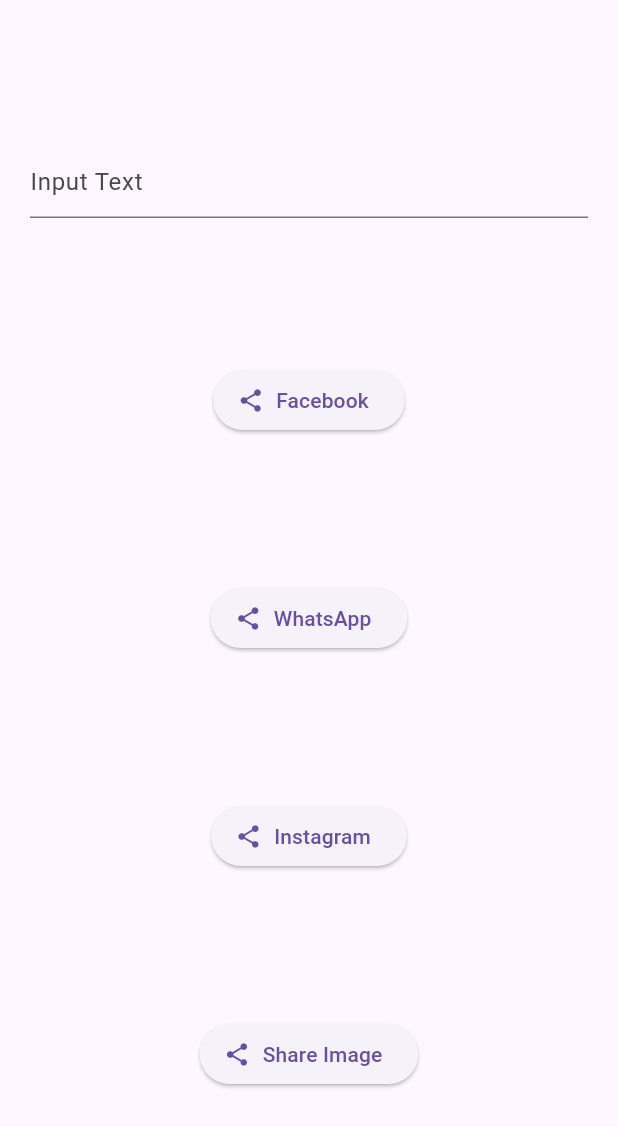
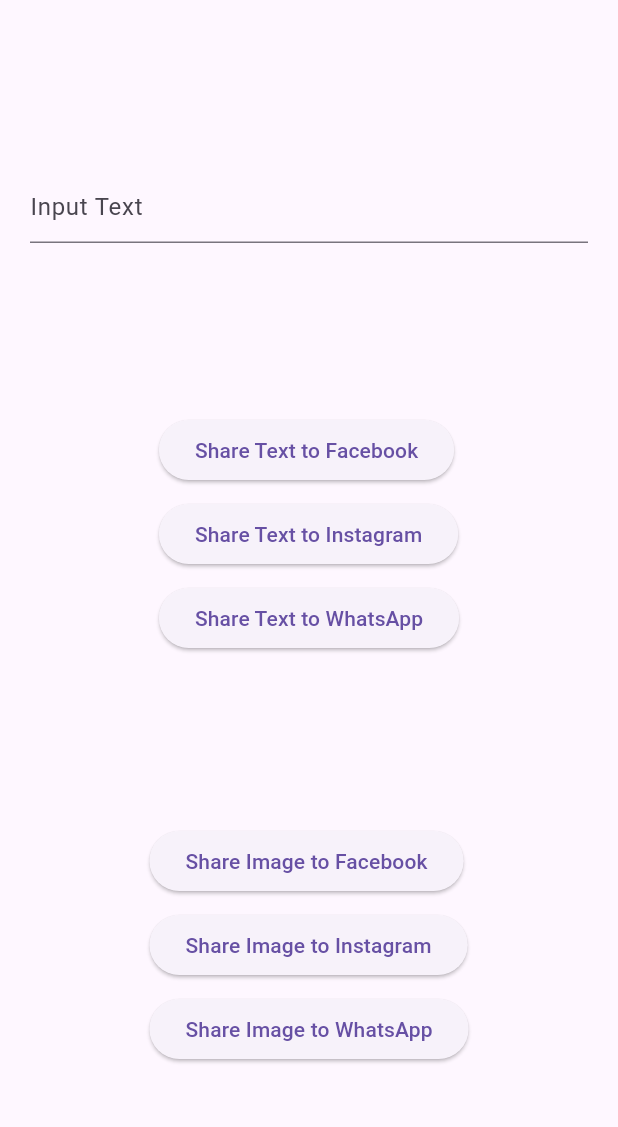
Before and after one commit to chusamasadiq/Flutter-ShareIntent, a Flutter app: the screen it shows after launch, on a phone screen of 412 x 824 dp. Shown: the top 1127 px of the screen. Run offline on Flutter 3.47's test engine with Material 3 defaults, Android fonts, the phone set to English and light mode, and no system bars.

Commit message:
updated UI

```diff
--- a/lib/main.dart
+++ b/lib/main.dart
@@ -26,8 +26,7 @@
   Widget build(BuildContext context) {
     return MaterialApp(
       home: Scaffold(
-        body: Center(
-          child: Padding(
+        body: Padding(
           padding: const EdgeInsets.symmetric(horizontal: 20.0),
           child: Column(
             mainAxisAlignment: MainAxisAlignment.spaceEvenly,
@@ -36,56 +35,60 @@
                 controller: inputController,
                 decoration: const InputDecoration(hintText: 'Input Text'),
               ),
-                ElevatedButton.icon(
-                  onPressed: () => sendDataToNative(
-                      inputController.text.toString(), 'Facebook'),
-                  icon: const Icon(Icons.share),
-                  label: const Text('Facebook'),
+              Wrap(
+                runSpacing: 8,
+                children: [
+                  _buildShareButton(
+                      'Share Text to Facebook', () => _shareText('Facebook')),
+                  _buildShareButton(
+                      'Share Text to Instagram', () => _shareText('Instagram')),
+                  _buildShareButton(
+                      'Share Text to WhatsApp', () => _shareText('WhatsApp')),
+                ],
               ),
-                ElevatedButton.icon(
-                  onPressed: () => sendDataToNative(
-                      inputController.text.toString(), 'WhatsApp'),
-                  icon: const Icon(Icons.share),
-                  label: const Text('WhatsApp'),
-                ),
-                ElevatedButton.icon(
-                  onPressed: () => sendDataToNative(
-                      inputController.text.toString(), 'Instagram'),
-                  icon: const Icon(Icons.share),
-                  label: const Text('Instagram'),
-                ),
-                ElevatedButton.icon(
-                  onPressed: () => shareImage,
-                  icon: const Icon(Icons.share),
-                  label: const Text('Share Image'),
+              Wrap(
+                runSpacing: 8,
+                children: [
+                  _buildShareButton(
+                      'Share Image to Facebook', () => _shareImage('Facebook')),
+                  _buildShareButton('Share Image to Instagram',
+                      () => _shareImage('Instagram')),
+                  _buildShareButton(
+                      'Share Image to WhatsApp', () => _shareImage('WhatsApp')),
+                ],
               ),
             ],
-            ),
           ),
         ),
       ),
     );
   }
 
-  /// Share Text
-  void sendDataToNative(String data, String platform) async {
+  Widget _buildShareButton(String label, VoidCallback onPressed) {
+    return ElevatedButton(
+      onPressed: onPressed,
+      child: Text(label),
+    );
+  }
+
+  void _shareText(String platform) async {
     try {
-      await _shareTextChannel
-          .invokeMethod('sendData', {'data': data, 'platform': platform});
+      await _shareTextChannel.invokeMethod('sendData',
+          {'data': inputController.text.toString(), 'platform': platform});
     } on PlatformException catch (e) {
       debugPrint("Failed to send data to native: '${e.message}'.");
     }
   }
 
-  /// Share Image
-  shareImage() async {
+  void _shareImage(String platform) async {
     try {
       final ByteData bytes = await rootBundle.load('assets/flutter.jpg');
-      final Uint8List list = bytes.buffer.asUint8List();
       final tempDir = await getTemporaryDirectory();
-      final file = await File('${tempDir.path}/flutter.jpg').create();
-      file.writeAsBytesSync(list);
-      _shareImageChannel.invokeMethod('shareFile', 'flutter.jpg');
+      final String tempImagePath = '${tempDir.path}/flutter.jpg';
+      await File(tempImagePath).writeAsBytes(bytes.buffer.asUint8List());
+
+      _shareImageChannel.invokeMethod(
+          'sendImage', {'platform': platform, 'imageUrl': tempImagePath});
     } catch (e) {
       debugPrint('Share error: $e');
     }
```
Also changed, not shown: 1 other file. Lines whose indentation alone changed are shown as unchanged.
